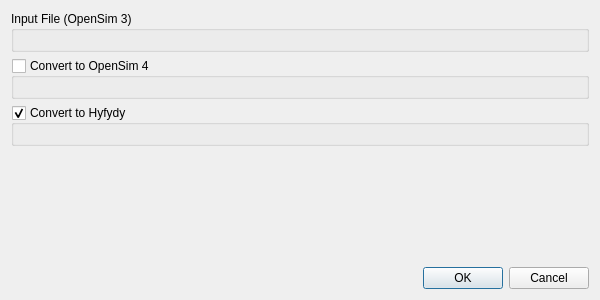
The window that src/sconestudio/ModelTool.ui (tgeijten/scone-studio) describes before a commit, drawn with Qt 5.
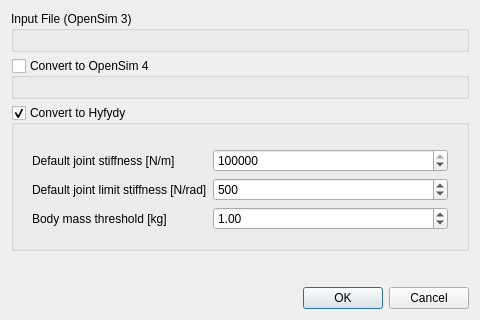
The same window after the commit. Custom widgets are drawn as their Qt base class.

Commit message: N*: Model conversion now has options for joint/limit-stiffness and body-mass-threshold

```diff
--- a/src/sconestudio/ModelTool.ui
+++ b/src/sconestudio/ModelTool.ui
@@ -6,8 +6,8 @@
    <rect>
     <x>0</x>
     <y>0</y>
-    <width>600</width>
-    <height>300</height>
+    <width>480</width>
+    <height>320</height>
    </rect>
   </property>
   <property name="windowTitle">
@@ -62,6 +62,75 @@
       <item>
        <widget class="QFileEdit" name="outputFileHfd" native="true"/>
       </item>
+      <item>
+       <widget class="QWidget" name="widget" native="true">
+        <layout class="QFormLayout" name="formLayout">
+         <item row="0" column="0">
+          <widget class="QLabel" name="label">
+           <property name="text">
+            <string>Default joint stiffness [N/m]</string>
+           </property>
+          </widget>
+         </item>
+         <item row="0" column="1">
+          <widget class="QDoubleSpinBox" name="jointStiffness">
+           <property name="decimals">
+            <number>0</number>
+           </property>
+           <property name="maximum">
+            <double>1000000000.000000000000000</double>
+           </property>
+           <property name="singleStep">
+            <double>1000.000000000000000</double>
+           </property>
+           <property name="value">
+            <double>1000000.000000000000000</double>
+           </property>
+          </widget>
+         </item>
+         <item row="1" column="0">
+          <widget class="QLabel" name="label_2">
+           <property name="text">
+            <string>Default joint limit stiffness [N/rad]</string>
+           </property>
+          </widget>
+         </item>
+         <item row="1" column="1">
+          <widget class="QDoubleSpinBox" name="limitStiffness">
+           <property name="decimals">
+            <number>0</number>
+           </property>
+           <property name="maximum">
+            <double>10000.000000000000000</double>
+           </property>
+           <property name="value">
+            <double>500.000000000000000</double>
+           </property>
+          </widget>
+         </item>
+         <item row="2" column="0">
+          <widget class="QLabel" name="label_3">
+           <property name="text">
+            <string>Body mass threshold [kg]</string>
+           </property>
+          </widget>
+         </item>
+         <item row="2" column="1">
+          <widget class="QDoubleSpinBox" name="bodyMassThreshold">
+           <property name="maximum">
+            <double>1000.000000000000000</double>
+           </property>
+           <property name="singleStep">
+            <double>0.100000000000000</double>
+           </property>
+           <property name="value">
+            <double>1.000000000000000</double>
+           </property>
+          </widget>
+         </item>
+        </layout>
+       </widget>
+      </item>
      </layout>
     </widget>
    </item>
```
Left out of the diff: 2 changed lines with no effect on the pictures. The commit also changes 1 other file.
